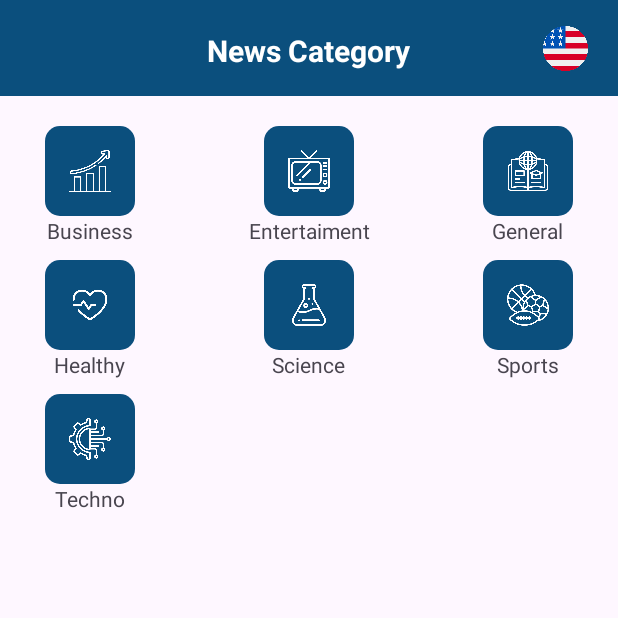
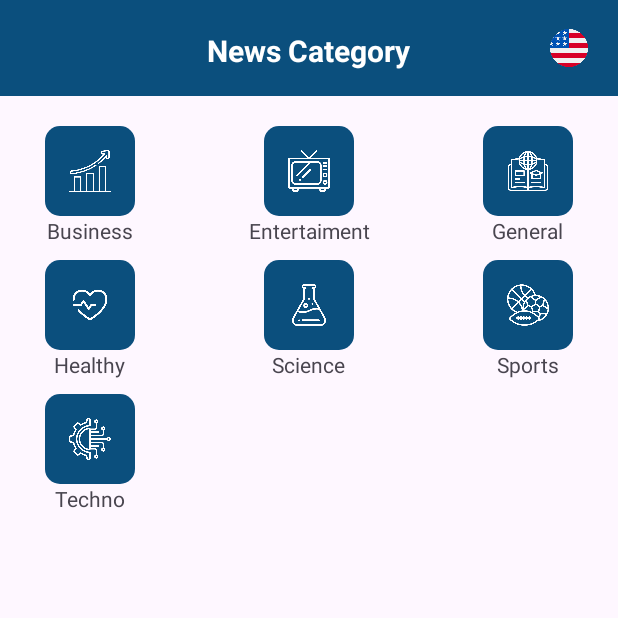
Before and after one commit to erpanpamuji11/News-App-Test, an Android app: the screen it shows after launch (MainActivity), on a phone screen of 412 x 824 dp, the top half of it. Run offline under Robolectric (Android 15) with nearby library versions, the phone set to English and light mode, and no system bars; our stand-ins replace Dagger/Hilt's generated code.

Commit message:
fix clean code

```diff
--- a/app/src/main/java/com/methe/newsapptest/view/category/CategoryFragment.kt
+++ b/app/src/main/java/com/methe/newsapptest/view/category/CategoryFragment.kt
@@ -102,10 +102,12 @@ class CategoryFragment : Fragment() {
                     newsEverythingAdapter.addLoadStateListener { loadState ->
                         if (loadState.source.refresh is LoadState.NotLoading && loadState.append.endOfPaginationReached && newsEverythingAdapter.itemCount < 1){
                             shimmerNews.stopShimmer()
+                            tvDataEmpty.visibility = View.VISIBLE
                             shimmerNews.visibility = View.INVISIBLE
                         } else {
                             shimmerNews.stopShimmer()
                             shimmerNews.visibility = View.INVISIBLE
+                            tvDataEmpty.visibility = View.GONE
                         }
                     }
                     Log.d("guys", "Success")
--- a/app/src/main/res/layout/fragment_detail_news.xml
+++ b/app/src/main/res/layout/fragment_detail_news.xml
@@ -22,7 +22,7 @@
             android:layout_width="@dimen/dimen_25"
             android:layout_height="@dimen/dimen_25"
             android:layout_marginStart="@dimen/dimen_16"
-            android:contentDescription="@string/back_button"
+            android:contentDescription="@string/back"
             android:src="@drawable/baseline_arrow_back_ios_24"
             app:layout_constraintBottom_toBottomOf="parent"
             app:layout_constraintStart_toStartOf="parent"
@@ -35,9 +35,9 @@
             android:layout_height="wrap_content"
             android:layout_gravity="center_vertical"
             android:layout_marginTop="@dimen/dimen_3"
-            android:text="Detail Articles"
+            android:text="@string/detail_articles"
             android:textColor="@color/white"
-            android:textSize="@dimen/dimen_20"
+            android:textSize="20sp"
             android:textStyle="bold"
             app:layout_constraintBottom_toBottomOf="parent"
             app:layout_constraintEnd_toEndOf="parent"
--- a/app/src/main/res/layout/fragment_home.xml
+++ b/app/src/main/res/layout/fragment_home.xml
@@ -33,13 +33,12 @@
             app:layout_constraintStart_toStartOf="parent"
             app:layout_constraintTop_toTopOf="parent"
             app:layout_constraintVertical_bias="0.5" />
-s
+
         <com.google.android.material.imageview.ShapeableImageView
-            android:layout_width="@dimen/dimen_30"
-            android:layout_height="@dimen/dimen_30"
+            android:layout_width="@dimen/dimen_25"
+            android:layout_height="@dimen/dimen_25"
             android:src="@drawable/ic_flag"
             android:layout_marginEnd="@dimen/dimen_20"
-
             app:layout_constraintBottom_toBottomOf="parent"
             app:layout_constraintEnd_toEndOf="parent"
             app:layout_constraintTop_toTopOf="parent"
--- a/app/src/main/res/values-night/themes.xml
+++ b/app/src/main/res/values-night/themes.xml
@@ -3,5 +3,13 @@
     <style name="Base.Theme.NewsAppTest" parent="Theme.Material3.DayNight.NoActionBar">
         <!-- Customize your dark theme here. -->
         <!-- <item name="colorPrimary">@color/my_dark_primary</item> -->
+        <item name="colorPrimary">@color/blue_100</item>
+        <item name="colorPrimaryVariant">@color/black</item>
+        <item name="android:statusBarColor" >?attr/colorPrimaryVariant</item>
+    </style>
+
+    <style name="RoundedButtonShape">
+        <item name="cornerFamily">rounded</item>
+        <item name="cornerSize">50%</item> <!-- Ubah persentase sesuai dengan keinginan Anda -->
     </style>
 </resources>
--- a/app/src/main/res/values/strings.xml
+++ b/app/src/main/res/values/strings.xml
@@ -11,4 +11,8 @@
     <string name="science">Science</string>
     <string name="sport">Sports</string>
     <string name="techno">Techno</string>
+    <string name="detail_articles">Detail Articles</string>
+    <string name="back">back</string>
+    <string name="failed_load_data">Failed Load Data</string>
+    <string name="empty_data">Empty Data</string>
 </resources>
--- a/app/src/main/res/values/themes.xml
+++ b/app/src/main/res/values/themes.xml
@@ -9,4 +9,9 @@
     </style>
 
     <style name="Theme.NewsAppTest" parent="Base.Theme.NewsAppTest" />
+
+    <style name="RoundedButtonShape">
+        <item name="cornerFamily">rounded</item>
+        <item name="cornerSize">50%</item> <!-- Ubah persentase sesuai dengan keinginan Anda -->
+    </style>
 </resources>
```
Also changed, not shown: app/src/main/res/layout/fragment_category.xml (+18 -10 lines), app/src/main/res/layout/news_item.xml (+5 -3 lines).
